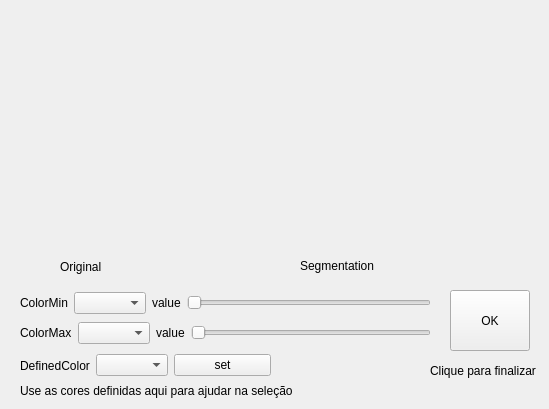
The window that Projects/Wendynator/Wendynator/Sensors/ColorSensor/ColorSensorConfig/ColorSensorConfig.ui (JuarezASF/Code) describes before a commit, drawn with Qt 5.
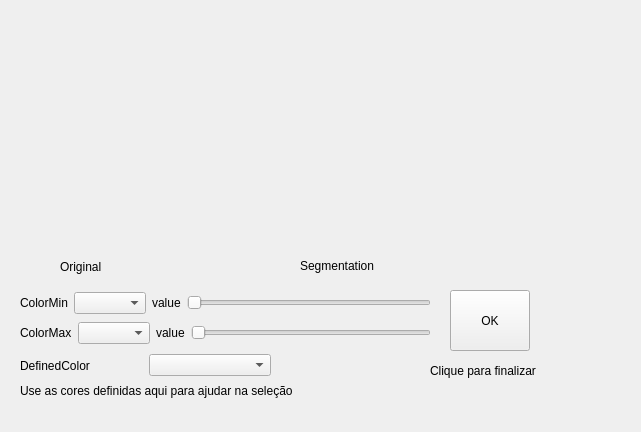
The same window after the commit.

Commit message: sensor de matching e color ok

Patch:
```diff
--- a/Projects/Wendynator/Wendynator/Sensors/ColorSensor/ColorSensorConfig/ColorSensorConfig.ui
+++ b/Projects/Wendynator/Wendynator/Sensors/ColorSensor/ColorSensorConfig/ColorSensorConfig.ui
@@ -6,8 +6,8 @@
    <rect>
     <x>0</x>
     <y>0</y>
-    <width>549</width>
-    <height>409</height>
+    <width>641</width>
+    <height>432</height>
    </rect>
   </property>
   <property name="windowTitle">
@@ -216,13 +216,6 @@
       </item>
      </layout>
     </item>
-    <item>
-     <widget class="QPushButton" name="okButtom_2">
-      <property name="text">
-       <string>set</string>
-      </property>
-     </widget>
-    </item>
    </layout>
   </widget>
   <zorder>layoutWidget</zorder>
```
Left out of the diff: 2 changed lines with no effect on the pictures. The commit also changes 8 other files.
